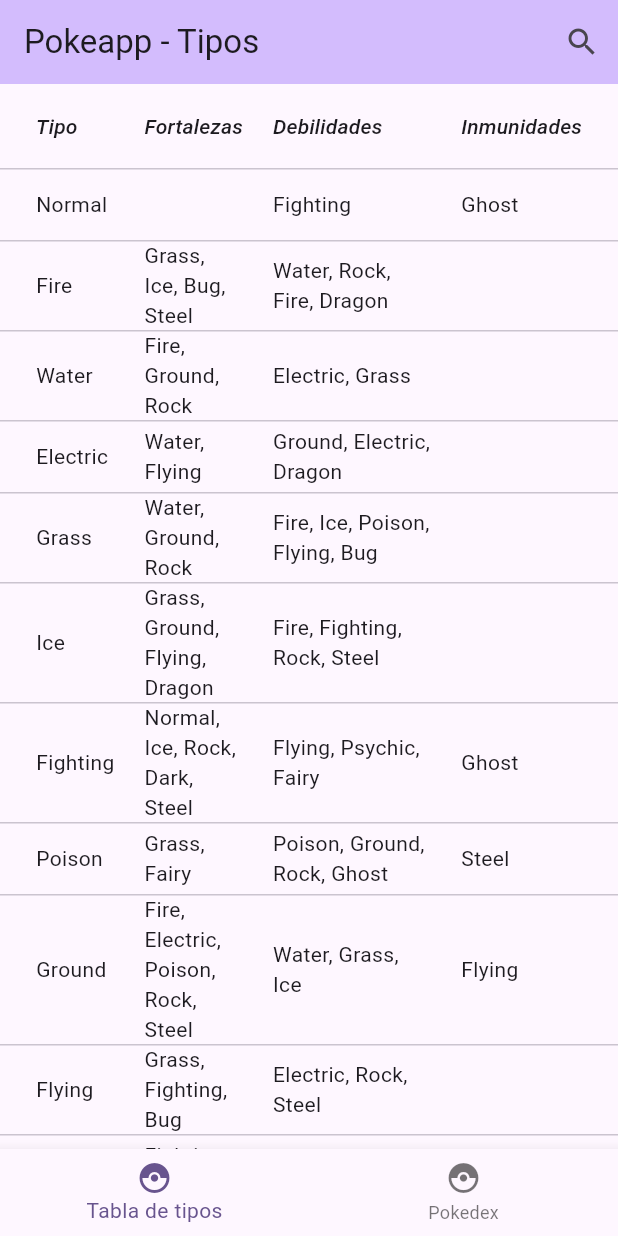
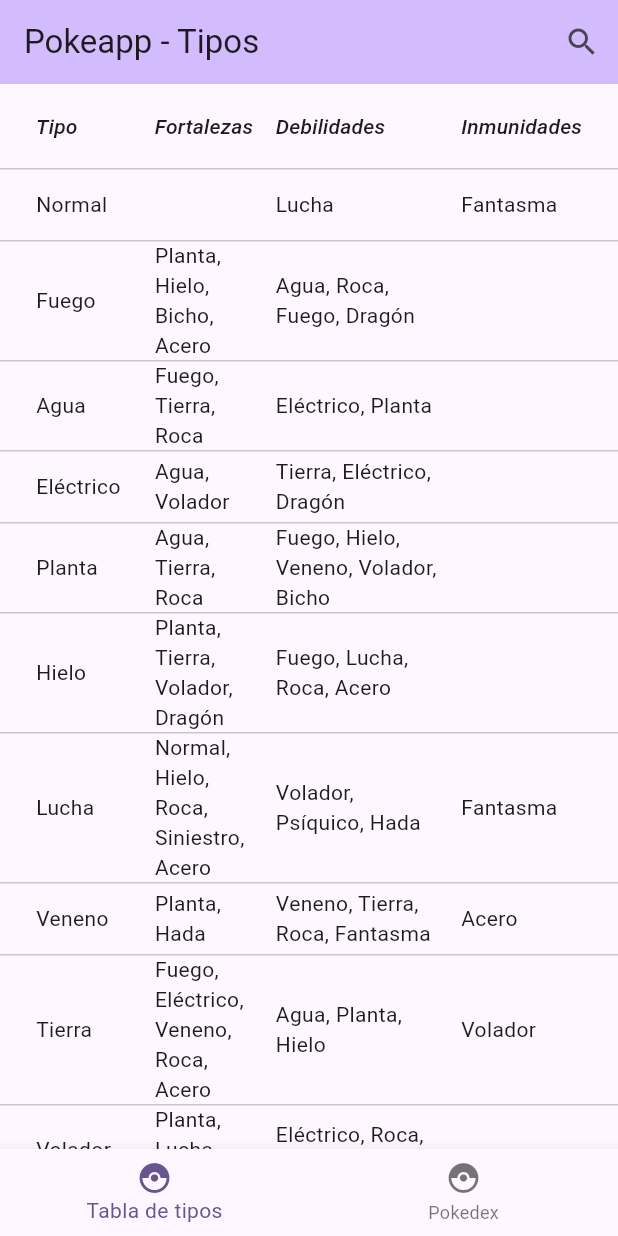
Before and after one commit to aIv4ro/pokeapp, a Flutter app: the screen it shows after launch, on a phone screen of 412 x 824 dp. Run offline on Flutter 3.47's test engine with Material 3 defaults, Android fonts, the light colour scheme and no system bars; our stand-ins replace dio.

Commit message:
Add i18n support for type translations

```diff
--- /dev/null
+++ b/lib/i18n.dart
@@ -0,0 +1,27 @@
+import 'package:pokeapp/pokemon.dart';
+
+const typesTranslations = {
+  'grass': 'Planta',
+  'poison': 'Veneno',
+  'fire': 'Fuego',
+  'flying': 'Volador',
+  'water': 'Agua',
+  'bug': 'Bicho',
+  'normal': 'Normal',
+  'electric': 'Eléctrico',
+  'ground': 'Tierra',
+  'fairy': 'Hada',
+  'fighting': 'Lucha',
+  'psychic': 'Psíquico',
+  'rock': 'Roca',
+  'steel': 'Acero',
+  'ice': 'Hielo',
+  'ghost': 'Fantasma',
+  'dragon': 'Dragón',
+  'dark': 'Siniestro'
+};
+
+
+String t (String type) {
+  return typesTranslations[type.toLowerCase()] ?? type.capitalize();
+}
--- a/lib/pokemon.dart
+++ b/lib/pokemon.dart
@@ -1,5 +1,6 @@
 import 'package:flutter/material.dart';
 import 'package:pokeapp/data.dart';
+import 'package:pokeapp/i18n.dart';
 import 'package:pokeapp/pokedex.dart';
 
 class Pokemon {
@@ -58,7 +59,7 @@
             future: _pokemon,
             builder:(context, snapshot) {
               if (snapshot.connectionState == ConnectionState.waiting) {
-                return const CircularProgressIndicator();
+                return const Center(child: CircularProgressIndicator());
               }
               if (snapshot.hasError) {
                 return Text('Error: ${snapshot.error}');
@@ -79,6 +80,8 @@
                         child: Image.network(
                           pokemon.image,
                           width: MediaQuery.of(context).size.width * .5,
+                          height: MediaQuery.of(context).size.width * .5,
+                          fit: BoxFit.cover,
                         ),
                       ),
                       Text('N.º $id', textAlign: TextAlign.left,),
@@ -100,7 +103,7 @@
                                   color: Color(typeColors['color']!),
                                 ),
                                 padding: const EdgeInsets.symmetric(horizontal: 5, vertical: 2),
-                                child: Text(type.capitalize(), style: TextStyle(color: Color(typeColors['textColor']!)))
+                                child: Text(t(type), style: TextStyle(color: Color(typeColors['textColor']!)))
                               );
                             }
                           ).toList(),
--- a/lib/types_table.dart
+++ b/lib/types_table.dart
@@ -1,6 +1,6 @@
 import 'package:flutter/material.dart';
 import 'package:pokeapp/data.dart';
-import 'package:pokeapp/pokemon.dart';
+import 'package:pokeapp/i18n.dart';
 
 class TypesTablePage extends StatefulWidget {
   const TypesTablePage({super.key, required this.searchText, this.selectedTypes });
@@ -36,7 +36,7 @@
                 return Padding(
                   padding: const EdgeInsets.all(0),
                   child: InputChip(
-                    label: Text(type.capitalize()),
+                    label: Text(t(type)),
                     padding: EdgeInsets.zero,
                     labelStyle: TextStyle(color: Color(typeColors['textColor']!)),
                     backgroundColor: Color(typeColors['color']!),
@@ -51,7 +51,7 @@
             ),
 
           DataTable(
-            columnSpacing: 20,
+            columnSpacing: 15,
             dataRowMaxHeight: double.infinity,
             columns: const <DataColumn>[
               DataColumn(
@@ -88,10 +88,10 @@
                 }).map((type) {
                   return DataRow(
                     cells: [
-                      DataCell(Text(type.name)),
-                      DataCell(Text(type.strengths.join(', '))),
-                      DataCell(Text(type.weaknesses.join(', '))),
-                      DataCell(Text(type.debilities.join(', '))),
+                      DataCell(Text(t(type.name))),
+                      DataCell(Text(type.strengths.map((e) => t(e)).join(', '))),
+                      DataCell(Text(type.weaknesses.map((e) => t(e)).join(', '))),
+                      DataCell(Text(type.debilities.map((e) => t(e)).join(', '))),
                     ],
                   );
                 })
```
